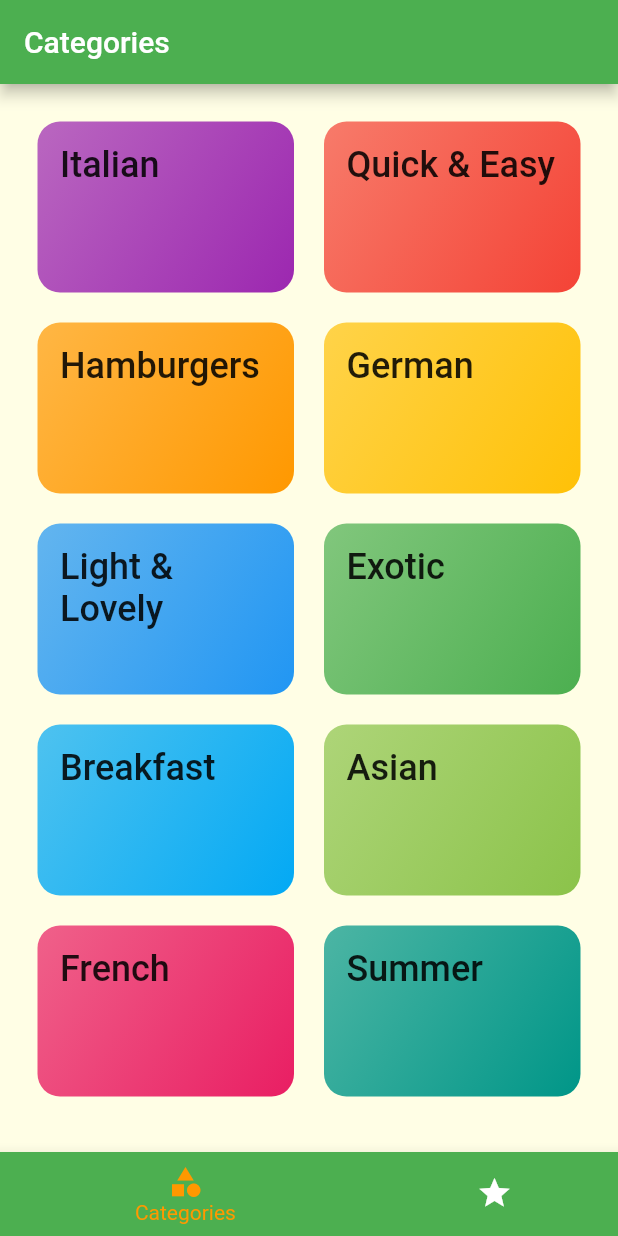
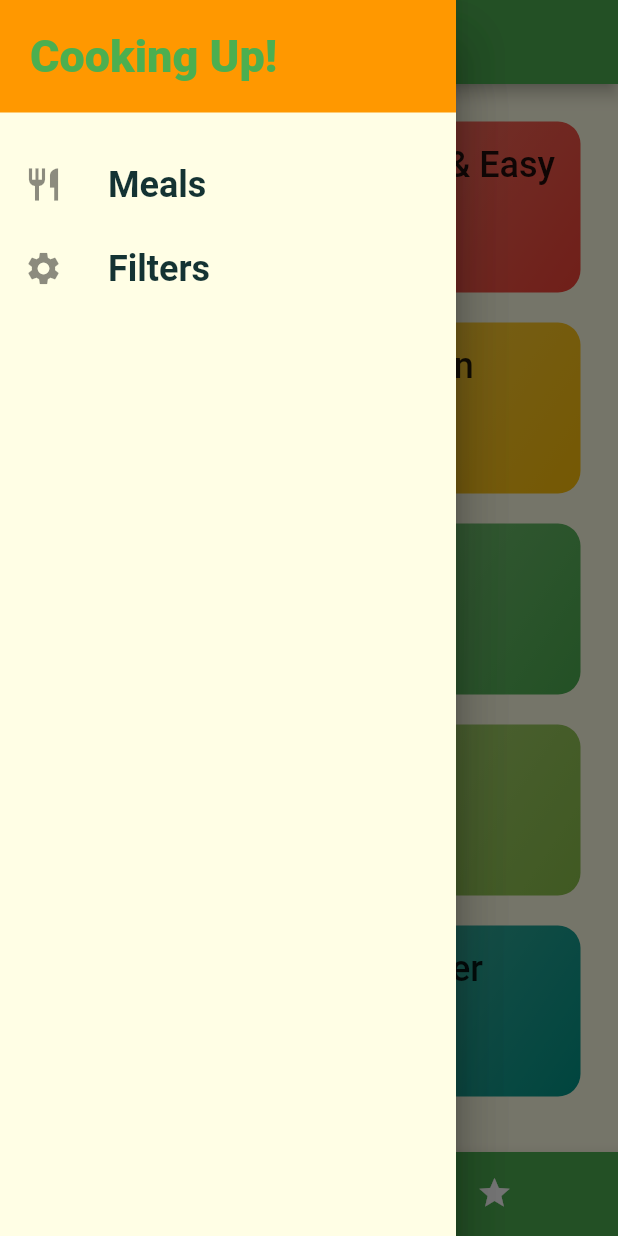
Before and after one commit to cibikumar-mv/flutter-meals, a Flutter app: the screen it shows after launch, with the side drawer open (before the commit the screen has no drawer), on a phone screen of 412 x 824 dp. Run offline on Flutter 3.47's test engine with Material 2 defaults, Android fonts, the phone set to English and light mode, and no system bars; Roboto replaces fonts that are missing (Raleway, RobotoCondensed).

Commit message:
Added a drawer and partly implemented it.

```diff
--- a/lib/Screens/tabs_screen.dart
+++ b/lib/Screens/tabs_screen.dart
@@ -1,4 +1,5 @@
 import 'package:flutter/material.dart';
+import 'package:meals/widgets/main_drawer.dart';
 import 'categories_screen.dart';
 import 'favourites_screen.dart';
 
@@ -33,6 +34,9 @@ class _TabScreenState extends State<TabsScreen> {
       appBar: AppBar(
         title: Text(_pages[_selectedPageIndex]["title"]),
       ),
+      drawer: Drawer(
+        child: MainDrawer(),
+      ),
       body: _pages[_selectedPageIndex]["page"],
       bottomNavigationBar: BottomNavigationBar(
         onTap: _selectPage,
--- /dev/null
+++ b/lib/widgets/main_drawer.dart
@@ -0,0 +1,60 @@
+import 'dart:ui';
+
+import 'package:flutter/cupertino.dart';
+import 'package:flutter/material.dart';
+
+class MainDrawer extends StatelessWidget {
+
+  Widget buildListTitle(String title, IconData icon){
+    return ListTile(
+      leading: Icon(
+        icon,
+        size: 26,
+      ),
+      title: Text(
+        title,
+        style: TextStyle(
+          fontFamily: "RobotoCondensed",
+          fontSize: 24,
+          fontWeight: FontWeight.bold,
+        ),
+      ),
+      onTap: () {
+
+      },
+    );
+  }
+
+  @override
+  Widget build(BuildContext context) {
+    final double statusBarHeight = MediaQuery.of(context).padding.top;
+    return Drawer(
+      child: Column(
+        children: [
+          Container(
+            width: double.infinity,
+            padding: EdgeInsets.all(20),
+            alignment: Alignment.centerLeft,
+            color: Theme.of(context).accentColor,
+            child: Padding(
+              padding: EdgeInsets.only(top: statusBarHeight),
+              child: Text(
+                "Cooking Up!",
+                style: TextStyle(
+                  fontWeight: FontWeight.w900,
+                  fontSize: 30,
+                  color: Theme.of(context).primaryColor,
+                ),
+              ),
+            ),
+          ),
+          SizedBox(
+            height: 20,
+          ),
+          buildListTitle("Meals", Icons.restaurant),
+          buildListTitle("Filters", Icons.settings),
+        ],
+      ),
+    );
+  }
+}
```
